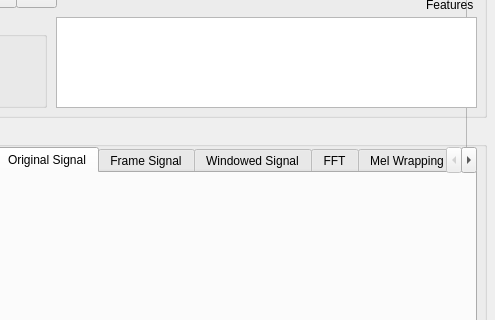
Above: Program/view/ui_files/TestWindow.ui from sukorenomw/MFCC-and-LVQ-for-TDSV before the change; both pictures show x 194 to 689 and y 92 to 412 of the 689 by 547 pixel window. Below: the same form after it.
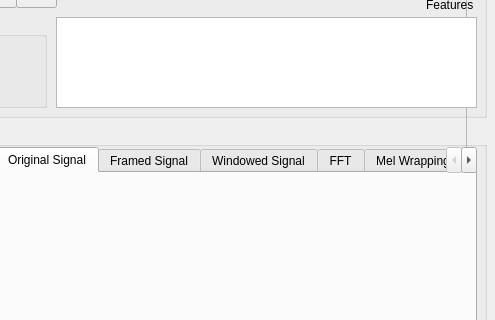
That is the form after the change. Icons and pictures are not drawn. Custom widgets are drawn as their Qt base class.

Commit message: added frame blocking and original signal ploting

```diff
--- a/Program/view/ui_files/TestWindow.ui
+++ b/Program/view/ui_files/TestWindow.ui
@@ -398,7 +398,7 @@
       </widget>
       <widget class="QWidget" name="framedSgnlTab">
        <attribute name="title">
-        <string>Frame Signal</string>
+        <string>Framed Signal</string>
        </attribute>
       </widget>
       <widget class="QWidget" name="wdwSignalTab">
```
Left out of the diff: 121 changed lines with no effect on the pictures. The commit also changes 11 other files.
